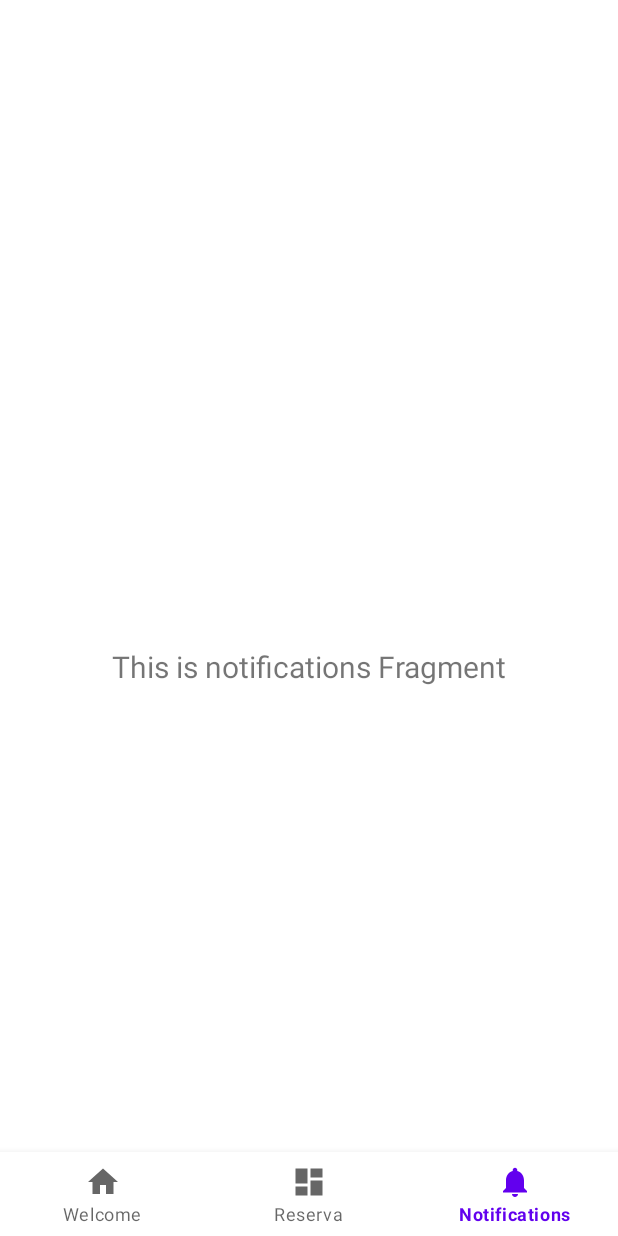
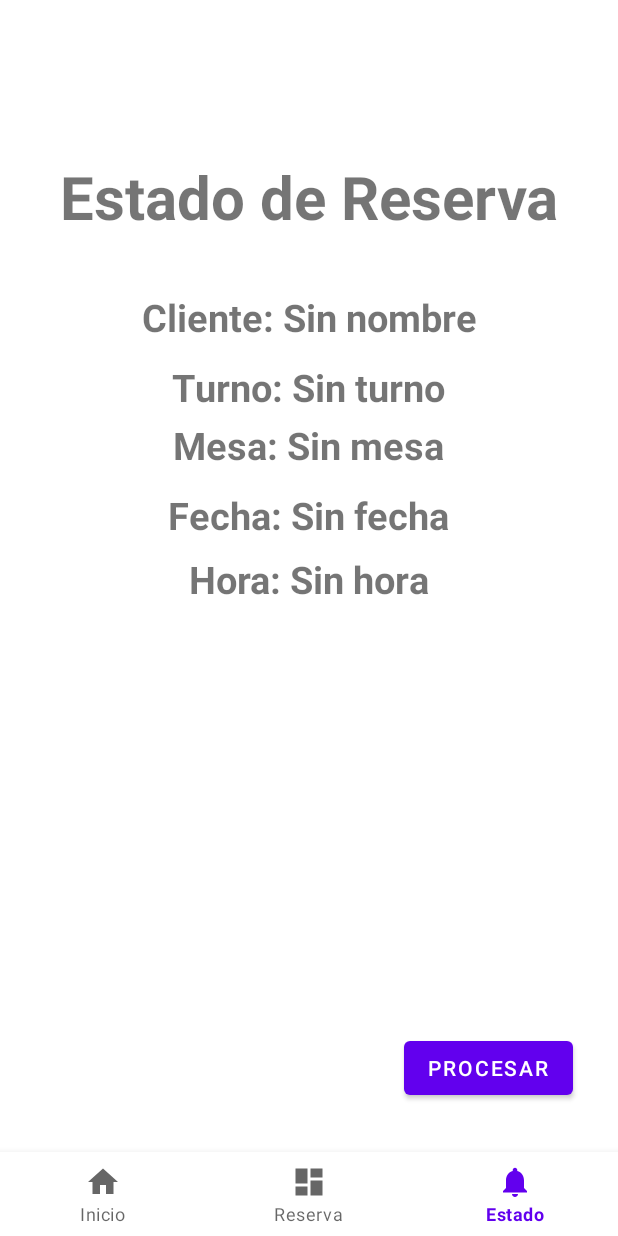
Before and after one commit to C4R127/Proyecto_AppMov, an Android app: the NotificationsFragment screen opened through its navigation route, on a phone screen of 412 x 824 dp. Run offline under Robolectric (Android 15) with nearby library versions, the phone set to English and light mode, and no system bars; our stand-ins replace navigation-ui.

Commit message:
Actualizacion de los fragments

```diff
--- a/app/src/main/java/com/example/primeravance/MainActivity.kt
+++ b/app/src/main/java/com/example/primeravance/MainActivity.kt
@@ -22,6 +22,7 @@ class MainActivity : AppCompatActivity() {
         supportActionBar?.hide()
 
         val navView: BottomNavigationView = binding.navView
+
         val navController = findNavController(R.id.nav_host_fragment_activity_main)
 
         // Hide/show bottom navigation based on current destination
--- a/app/src/main/java/com/example/primeravance/ui/notifications/NotificationsFragment.kt
+++ b/app/src/main/java/com/example/primeravance/ui/notifications/NotificationsFragment.kt
@@ -22,17 +22,26 @@ class NotificationsFragment : Fragment() {
         container: ViewGroup?,
         savedInstanceState: Bundle?
     ): View {
-        val notificationsViewModel =
-            ViewModelProvider(this).get(NotificationsViewModel::class.java)
+        _binding = FragmentNotificationsBinding.inflate(inflater, container, false)
+        return binding.root
+    }
 
-        _binding = FragmentNotificationsBinding.inflate(inflater, container, false)
-        val root: View = binding.root
+    override fun onViewCreated(view: View, savedInstanceState: Bundle?) {
+        super.onViewCreated(view, savedInstanceState)
 
-        val textView: TextView = binding.textNotifications
-        notificationsViewModel.text.observe(viewLifecycleOwner) {
-            textView.text = it
-        }
-        return root
+        // Recuperamos los datos del bundle
+        val nombreApellido = arguments?.getString("nombreApellido") ?: "Sin nombre"
+        val turno = arguments?.getString("turno") ?: "Sin turno"
+        val mesa = arguments?.getString("mesa") ?: "Sin mesa"
+        val fecha = arguments?.getString("fecha") ?: "Sin fecha"
+        val hora = arguments?.getString("hora") ?: "Sin hora"
+
+        // Los mostramos en los TextView
+        binding.txtEstadoNombreApellido.text = "Cliente: $nombreApellido"
+        binding.txtEstadoTurnoReserva.text = "Turno: $turno"
+        binding.txtEstadoNumMesa.text = "Mesa: $mesa"
+        binding.txtEstadoFecha.text = "Fecha: $fecha"
+        binding.txtEstadoHora.text = "Hora: $hora"
     }
 
     override fun onDestroyView() {
--- a/app/src/main/res/layout/fragment_notifications.xml
+++ b/app/src/main/res/layout/fragment_notifications.xml
@@ -6,17 +6,101 @@
     android:layout_height="match_parent"
     tools:context=".ui.notifications.NotificationsFragment">
 
+
     <TextView
-        android:id="@+id/text_notifications"
-        android:layout_width="match_parent"
+        android:id="@+id/txtTitulo"
+        android:layout_width="wrap_content"
         android:layout_height="wrap_content"
-        android:layout_marginStart="8dp"
-        android:layout_marginTop="8dp"
-        android:layout_marginEnd="8dp"
-        android:textAlignment="center"
-        android:textSize="20sp"
-        app:layout_constraintBottom_toBottomOf="parent"
+        android:layout_marginTop="48dp"
+        android:textSize="40sp"
+        android:textStyle="bold"
+        android:text="Estado de Reserva"
         app:layout_constraintEnd_toEndOf="parent"
         app:layout_constraintStart_toStartOf="parent"
         app:layout_constraintTop_toTopOf="parent" />
+
+
+    <TextView
+        android:id="@+id/txtEstadoNombreApellido"
+        android:layout_width="wrap_content"
+        android:layout_height="wrap_content"
+        android:layout_marginTop="36dp"
+        android:text="TextView"
+        android:textSize="25sp"
+        android:textStyle="bold"
+        app:layout_constraintEnd_toEndOf="parent"
+        app:layout_constraintHorizontal_bias="0.501"
+        app:layout_constraintStart_toStartOf="parent"
+        app:layout_constraintTop_toBottomOf="@+id/txtTitulo" />
+
+    <TextView
+        android:id="@+id/txtEstadoTurnoReserva"
+        android:layout_width="wrap_content"
+        android:layout_height="wrap_content"
+        android:layout_marginTop="12dp"
+        android:text="TextView"
+        android:textSize="25sp"
+        android:textStyle="bold"
+        app:layout_constraintEnd_toEndOf="parent"
+        app:layout_constraintHorizontal_bias="0.498"
+        app:layout_constraintStart_toStartOf="parent"
+        app:layout_constraintTop_toBottomOf="@+id/txtEstadoNombreApellido" />
+
+
+
+
+    <TextView
+        android:id="@+id/txtEstadoNumMesa"
+        android:layout_width="wrap_content"
+        android:layout_height="wrap_content"
+        android:layout_marginTop="4dp"
+        android:text="TextView"
+        android:textSize="25sp"
+        android:textStyle="bold"
+        app:layout_constraintEnd_toEndOf="parent"
+        app:layout_constraintHorizontal_bias="0.498"
+        app:layout_constraintStart_toStartOf="parent"
+        app:layout_constraintTop_toBottomOf="@+id/txtEstadoTurnoReserva" />
+
+
+    <TextView
+        android:id="@+id/txtEstadoFecha"
+        android:layout_width="wrap_content"
+        android:layout_height="wrap_content"
+        android:layout_marginTop="12dp"
+        android:text="TextView"
+        android:textSize="25sp"
+        android:textStyle="bold"
+        app:layout_constraintEnd_toEndOf="parent"
+        app:layout_constraintHorizontal_bias="0.501"
+        app:layout_constraintStart_toStartOf="parent"
+        app:layout_constraintTop_toBottomOf="@+id/txtEstadoNumMesa" />
+
+
+    <TextView
+        android:id="@+id/txtEstadoHora"
+        android:layout_width="wrap_content"
+        android:layout_height="wrap_content"
+        android:layout_marginTop="8dp"
+        android:text="TextView"
+        android:textSize="25sp"
+        android:textStyle="bold"
+        app:layout_constraintEnd_toEndOf="parent"
+        app:layout_constraintHorizontal_bias="0.501"
+        app:layout_constraintStart_toStartOf="parent"
+        app:layout_constraintTop_toBottomOf="@+id/txtEstadoFecha" />
+
+    <Button
+        android:id="@+id/button"
+        android:layout_width="wrap_content"
+        android:layout_height="wrap_content"
+        android:text="Procesar"
+        app:layout_constraintBottom_toBottomOf="parent"
+        app:layout_constraintEnd_toEndOf="parent"
+        app:layout_constraintHorizontal_bias="0.899"
+        app:layout_constraintStart_toStartOf="parent"
+        app:layout_constraintTop_toBottomOf="@+id/txtEstadoHora"
+        app:layout_constraintVertical_bias="0.763" />
+
+
 </androidx.constraintlayout.widget.ConstraintLayout>
--- a/app/src/main/res/values/strings.xml
+++ b/app/src/main/res/values/strings.xml
@@ -1,8 +1,8 @@
 <resources>
     <string name="app_name">PrimerAvance</string>
-    <string name="title_home">Welcome</string>
+    <string name="title_home">Inicio</string>
     <string name="title_dashboard">Reserva</string>
-    <string name="title_notifications">Notifications</string>
+    <string name="title_notifications">Estado</string>
 
     <!-- Login Screen -->
     <string name="login_title">Login</string>
```
Also changed, not shown: app/src/main/java/com/example/primeravance/ui/dashboard/DashboardFragment.kt (+20 -11 lines), app/src/main/java/com/example/primeravance/ui/home/HomeFragment.kt (+9 -0 lines), app/src/main/java/com/example/primeravance/ui/login/LoginFragment.kt (+4 -3 lines), app/src/main/res/layout/fragment_dashboard.xml (+29 -11 lines), app/src/main/res/layout/fragment_home.xml (+14 -0 lines).
